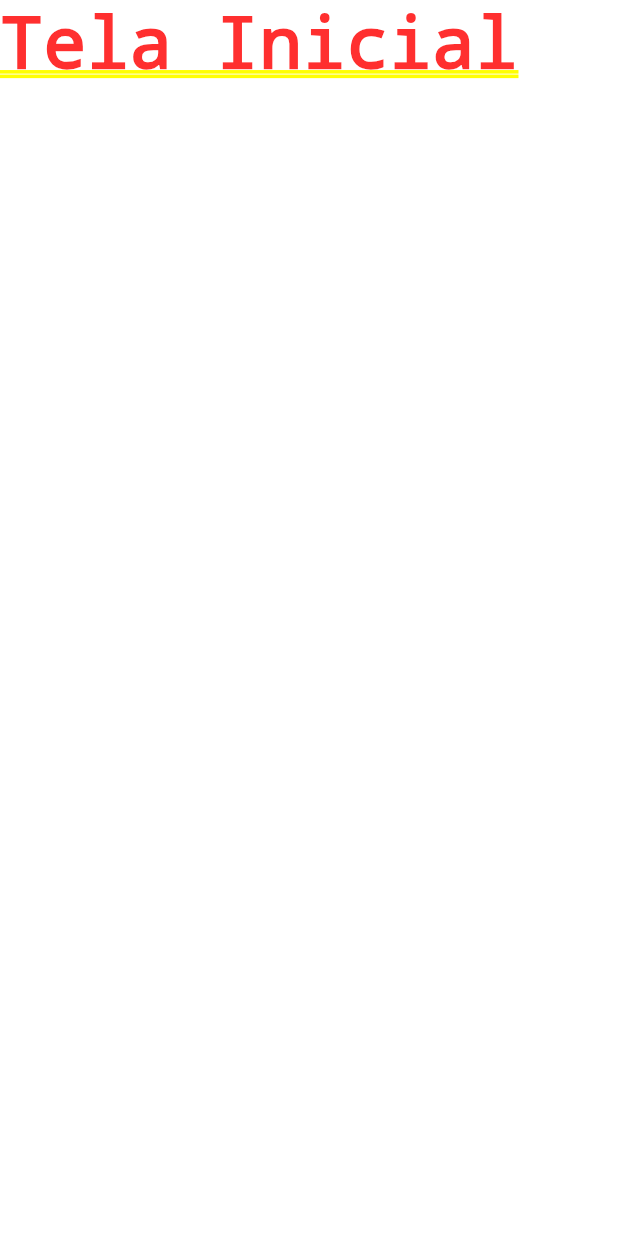
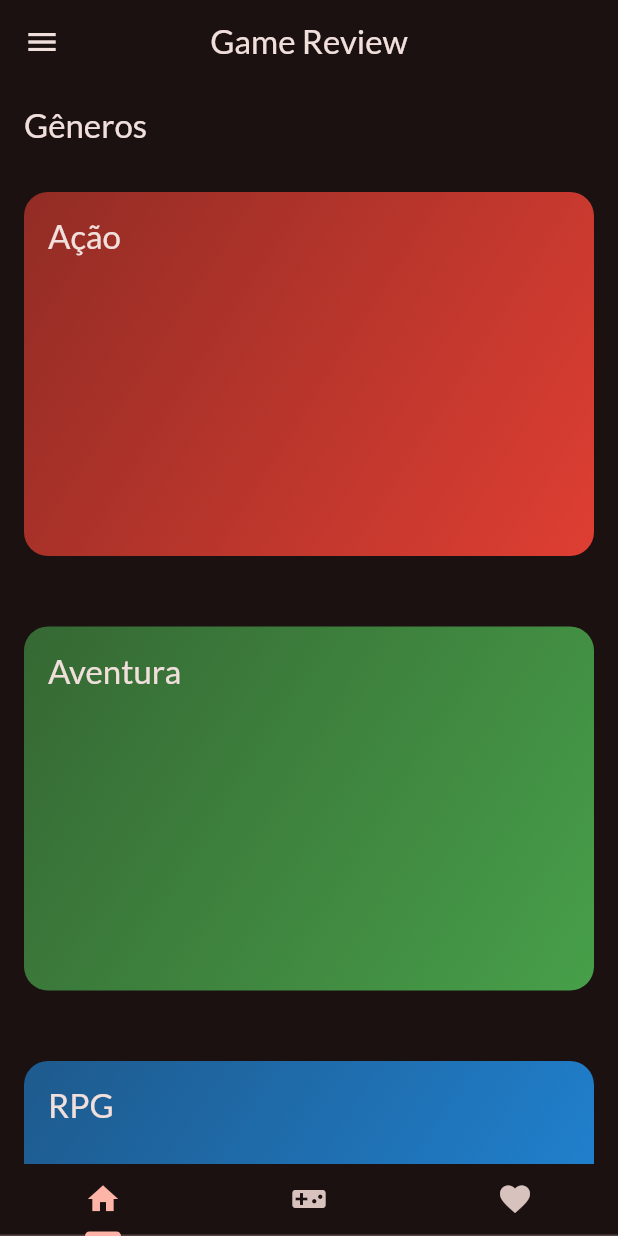
Before and after one commit to paulo-vinicius-dev/avaliacao_mobile_2025, a Flutter app: the screen it shows after launch, on a phone screen of 412 x 824 dp. Run offline on Flutter 3.47's test engine with Material 3 defaults, Android fonts, the phone set to English and light mode, and no system bars; our stand-ins replace google_fonts.

Commit message:
criando tela inicial do aplicativo

```diff
--- a/lib/main.dart
+++ b/lib/main.dart
@@ -1,3 +1,4 @@
+import 'package:avaliacao_mobile_2025/screens/genre_screen.dart';
 import 'package:flutter/material.dart';
 import 'package:google_fonts/google_fonts.dart';
 
@@ -6,7 +7,7 @@ final theme = ThemeData(
   useMaterial3: true,
   colorScheme: ColorScheme.fromSeed(
     brightness: Brightness.dark,
-    seedColor: const Color.fromARGB(255, 131, 57, 0),
+    seedColor: const Color.fromARGB(255, 255, 0, 0),
   ),
   textTheme: GoogleFonts.latoTextTheme(),
 );
@@ -20,10 +21,35 @@ class MyApp extends StatelessWidget {
 
   @override
   Widget build(BuildContext context) {
-    return MaterialApp(
-      title: 'Game Review',
-      theme: theme,
-      home: Text("Tela Inicial"),
+    return DefaultTabController(
+      length: 1,
+      child: MaterialApp(
+        home: HomePage(),
+        theme: theme,
+      )
     );
   }
 }
+
+class HomePage extends StatelessWidget {
+  const HomePage({super.key});
+
+  @override
+  Widget build(BuildContext context) {
+    return Scaffold(
+      appBar: AppBar(
+        title: const Text("Game Review"),
+        centerTitle: true,
+      ),
+      bottomNavigationBar: TabBar(
+        tabs: [
+          Tab(icon: Icon(Icons.home)),
+          Tab(icon: Icon(Icons.videogame_asset)),
+          Tab(icon: Icon(Icons.favorite))
+        ]
+      ),
+      drawer: Drawer(),
+      body: const GenreScreen(),
+    );
+  }
+}
--- /dev/null
+++ b/lib/screens/genre_screen.dart
@@ -0,0 +1,29 @@
+import 'package:flutter/material.dart';
+
+import 'package:avaliacao_mobile_2025/data/dummy_data.dart';
+import 'package:avaliacao_mobile_2025/widgets/genre_item.dart';
+
+class GenreScreen extends StatelessWidget {
+  const GenreScreen({super.key});
+
+  @override
+  Widget build(BuildContext context) {
+    return Scaffold(
+      appBar: AppBar(
+        title: const Text("Gêneros"),
+      ),
+      body: GridView(
+        gridDelegate: const SliverGridDelegateWithFixedCrossAxisCount(
+          crossAxisCount: 1,
+          childAspectRatio: 3 / 2,
+          crossAxisSpacing: 15,
+          mainAxisSpacing: 15,
+        ),
+        children: [
+          for (final genre in genres)
+            GenreItem(genre: genre),
+        ]
+      ),
+    );
+  }
+}
--- /dev/null
+++ b/lib/widgets/genre_item.dart
@@ -0,0 +1,42 @@
+import 'package:flutter/foundation.dart';
+import 'package:flutter/material.dart';
+
+import 'package:avaliacao_mobile_2025/models/genre.dart';
+
+class GenreItem extends StatelessWidget {
+  const GenreItem({super.key, required this.genre});
+
+  final Genre genre;
+
+  @override
+  Widget build(BuildContext context) {
+    return InkWell(
+      onTap: () {},
+      splashColor: Theme.of(context).primaryColor,
+      borderRadius: BorderRadius.circular(16),
+      child: Container(
+        padding: const EdgeInsets.all(16),
+        child: Container(
+          padding: const EdgeInsets.all(16),
+          decoration: BoxDecoration(
+            borderRadius: BorderRadius.circular(16),
+            gradient: LinearGradient(
+              colors: [
+                genre.color.withValues(alpha: 0.55),
+                genre.color.withValues(alpha: 0.9),
+              ],
+              begin: Alignment.topLeft,
+              end: Alignment.bottomRight,
+            ),
+          ),
+          child: Text(
+            genre.title,
+            style: Theme.of(context).textTheme.titleLarge!.copyWith(
+              color: Theme.of(context).colorScheme.onSurface,
+            ),
+          ),
+        ),
+      ),
+    );
+  }
+}
```
Also changed, not shown: lib/data/dummy_data.dart (+52 -0 lines), lib/models/review.dart (added, +13 -0 lines).
